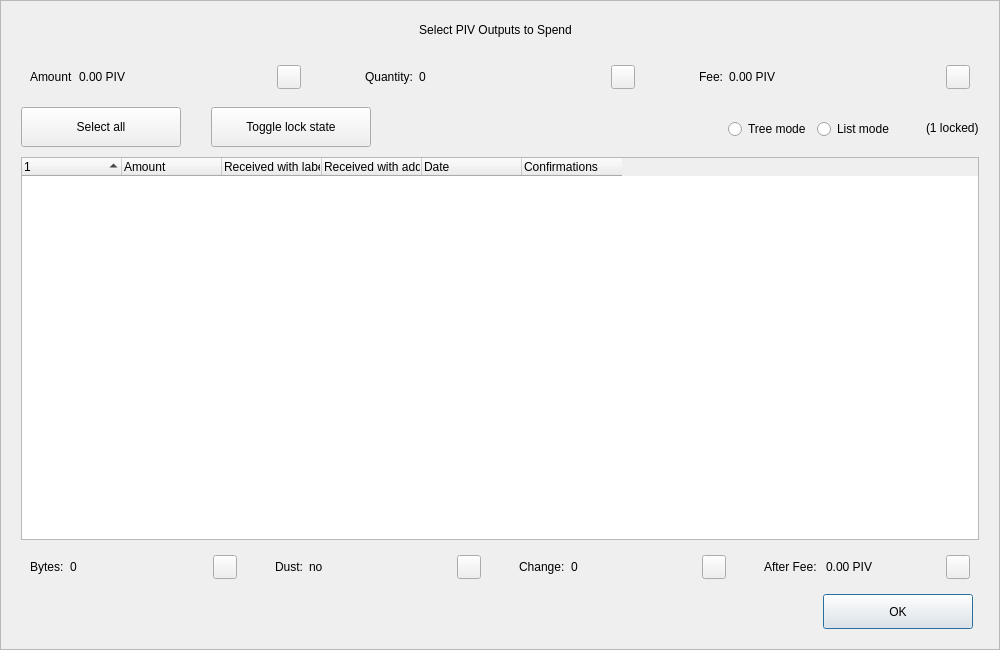
First picture: the form in PIVX-5.2.0.1/PIVX-5.2.0.1/src/qt/forms/coincontroldialog.ui, repository posante-org/Posante, before the edit.
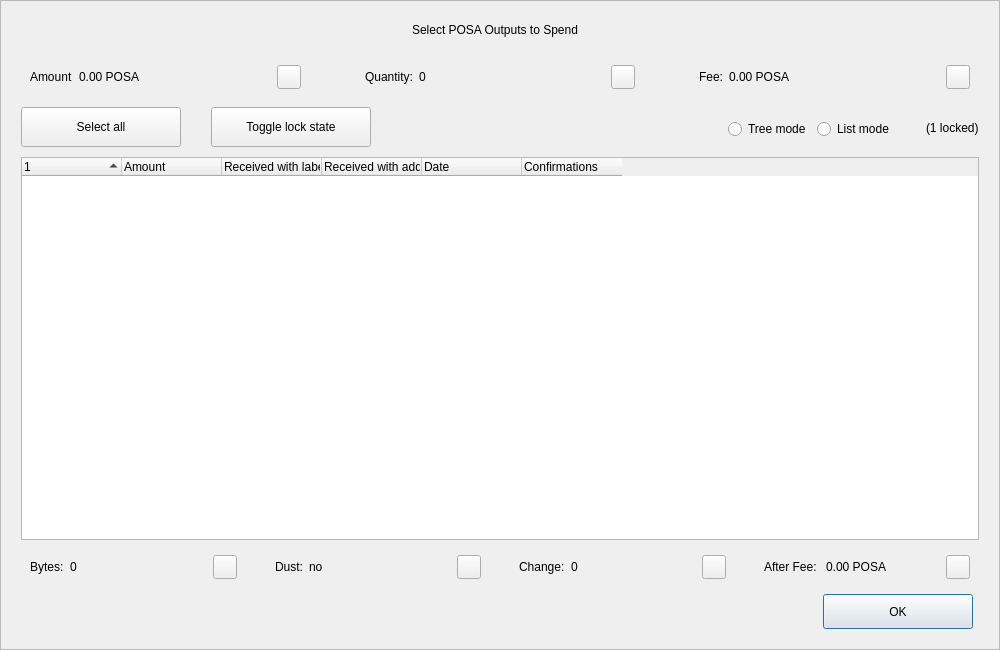
Second picture: the form after the edit. Custom widgets are drawn as their Qt base class.

```diff
--- a/PIVX-5.2.0.1/PIVX-5.2.0.1/src/qt/forms/coincontroldialog.ui
+++ b/PIVX-5.2.0.1/PIVX-5.2.0.1/src/qt/forms/coincontroldialog.ui
@@ -98,7 +98,7 @@
            </size>
           </property>
           <property name="text">
-           <string>Select PIV Outputs to Spend</string>
+           <string>Select POSA Outputs to Spend</string>
           </property>
           <property name="alignment">
            <set>Qt::AlignCenter</set>
@@ -144,7 +144,7 @@
            <item>
             <widget class="QLabel" name="labelCoinControlAmount">
              <property name="text">
-              <string>0.00 PIV</string>
+              <string>0.00 POSA</string>
              </property>
             </widget>
            </item>
@@ -268,7 +268,7 @@
            <item>
             <widget class="QLabel" name="labelCoinControlFee">
              <property name="text">
-              <string>0.00 PIV</string>
+              <string>0.00 POSA</string>
              </property>
             </widget>
            </item>
@@ -729,7 +729,7 @@
            <item>
             <widget class="QLabel" name="labelCoinControlAfterFee">
              <property name="text">
-              <string>0.00 PIV</string>
+              <string>0.00 POSA</string>
              </property>
             </widget>
            </item>
```
